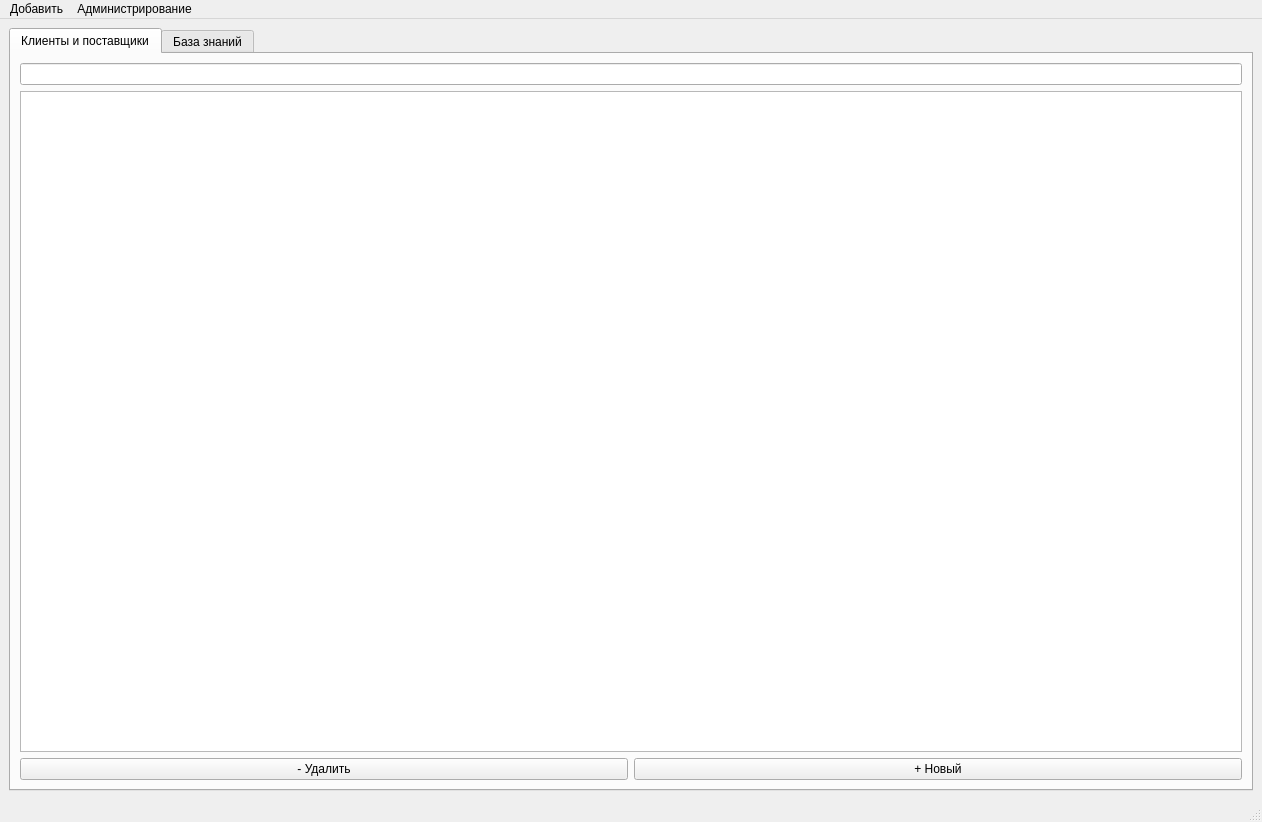
Before: the Qt Designer form ui/ModernMainWindow_v2.ui in vyakhorev/SimpleBusiness, drawn with Qt 5.
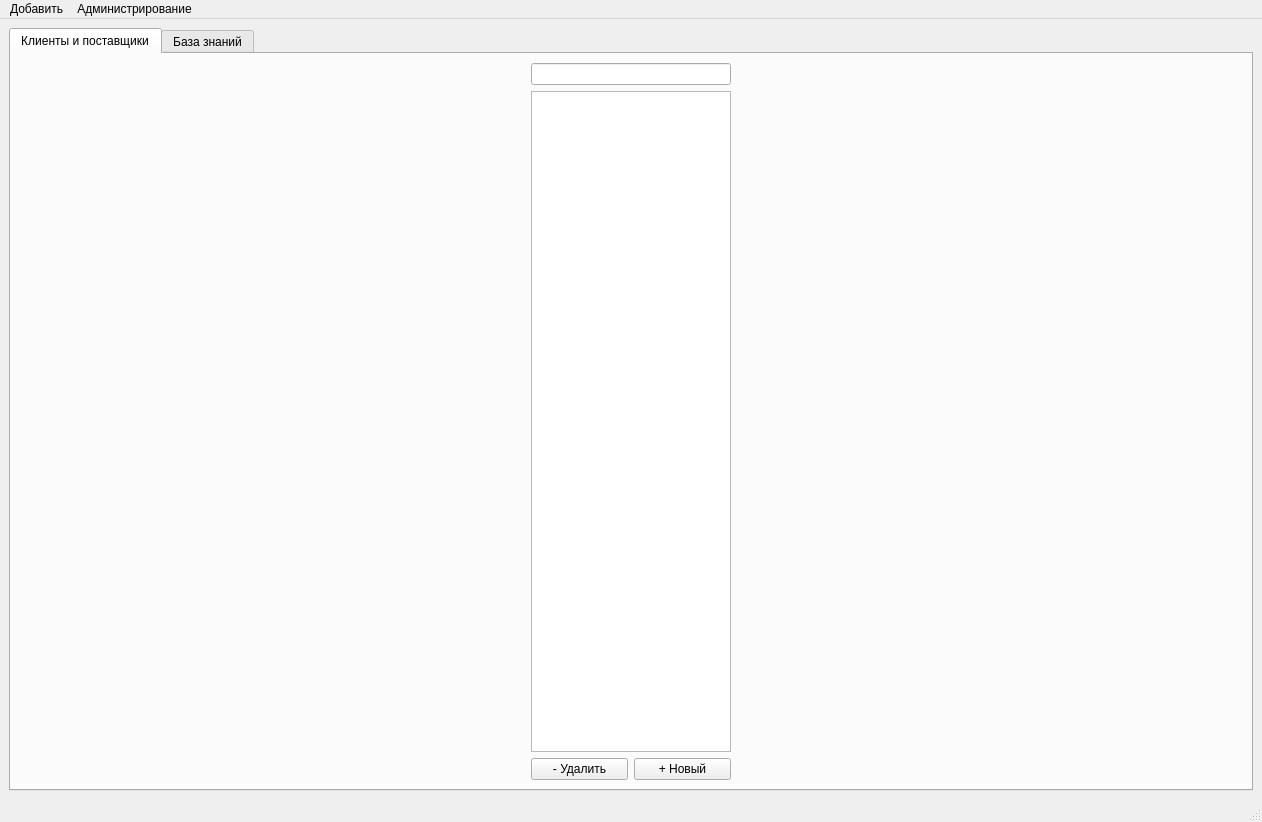
After: the same form once the commit is applied.

```diff
--- a/ui/ModernMainWindow_v2.ui
+++ b/ui/ModernMainWindow_v2.ui
@@ -49,15 +49,35 @@
         <item>
          <layout class="QVBoxLayout" name="verticalLayout">
           <item>
-           <widget class="QLineEdit" name="lineEdit_ClientFilter"/>
+           <widget class="QLineEdit" name="lineEdit_ClientFilter">
+            <property name="maximumSize">
+             <size>
+              <width>200</width>
+              <height>16777215</height>
+             </size>
+            </property>
+           </widget>
           </item>
           <item>
-           <widget class="QListView" name="listView_ClientList"/>
+           <widget class="QListView" name="listView_ClientList">
+            <property name="maximumSize">
+             <size>
+              <width>200</width>
+              <height>16777215</height>
+             </size>
+            </property>
+           </widget>
           </item>
           <item>
            <layout class="QHBoxLayout" name="horizontalLayout">
             <item>
              <widget class="QPushButton" name="pushButton_DeleteClient">
+              <property name="maximumSize">
+               <size>
+                <width>100</width>
+                <height>16777215</height>
+               </size>
+              </property>
               <property name="text">
                <string>- Удалить</string>
               </property>
@@ -65,6 +85,12 @@
             </item>
             <item>
              <widget class="QPushButton" name="pushButton_NewClient">
+              <property name="maximumSize">
+               <size>
+                <width>100</width>
+                <height>16777215</height>
+               </size>
+              </property>
               <property name="text">
                <string>+ Новый</string>
               </property>
```
